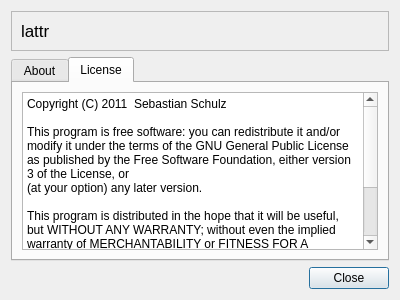
Qt form ui/about.ui (blblblu/lattr) before a commit.
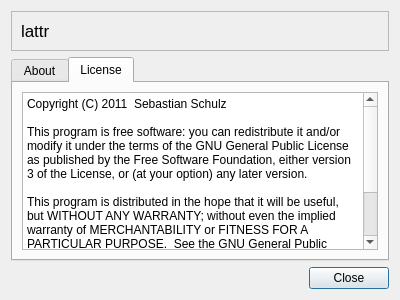
The same form after that commit. The open tabs and pages were chosen to show the change.

```diff
--- a/ui/about.ui
+++ b/ui/about.ui
@@ -78,8 +78,7 @@
          <property name="plainText">
           <string>Copyright (C) 2011  Sebastian Schulz
 
-This program is free software: you can redistribute it and/or modify it under the terms of the GNU General Public License as published by the Free Software Foundation, either version 3 of the License, or
-(at your option) any later version.
+This program is free software: you can redistribute it and/or modify it under the terms of the GNU General Public License as published by the Free Software Foundation, either version 3 of the License, or (at your option) any later version.
 
 This program is distributed in the hope that it will be useful, but WITHOUT ANY WARRANTY; without even the implied warranty of MERCHANTABILITY or FITNESS FOR A PARTICULAR PURPOSE.  See the GNU General Public License for more details.
 
```
Left out of the diff: 10 changed lines with no effect on the pictures.
